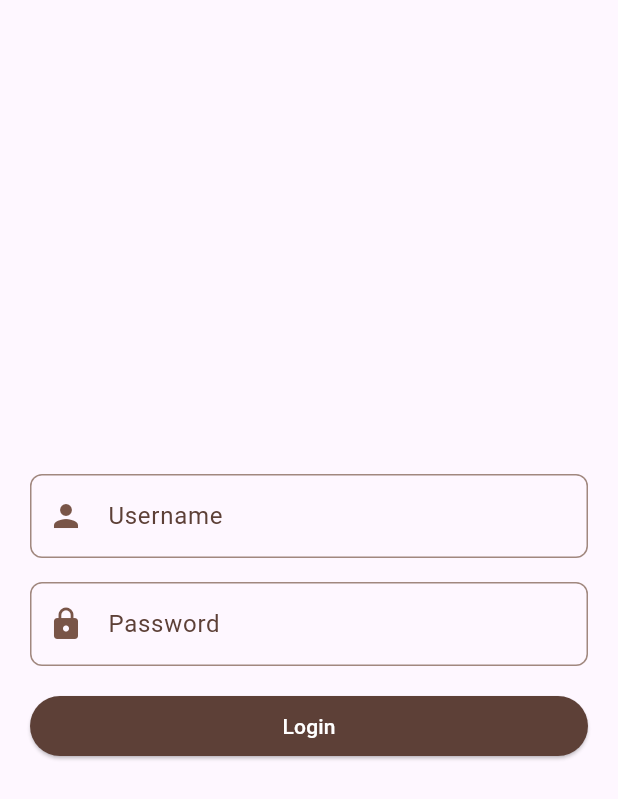
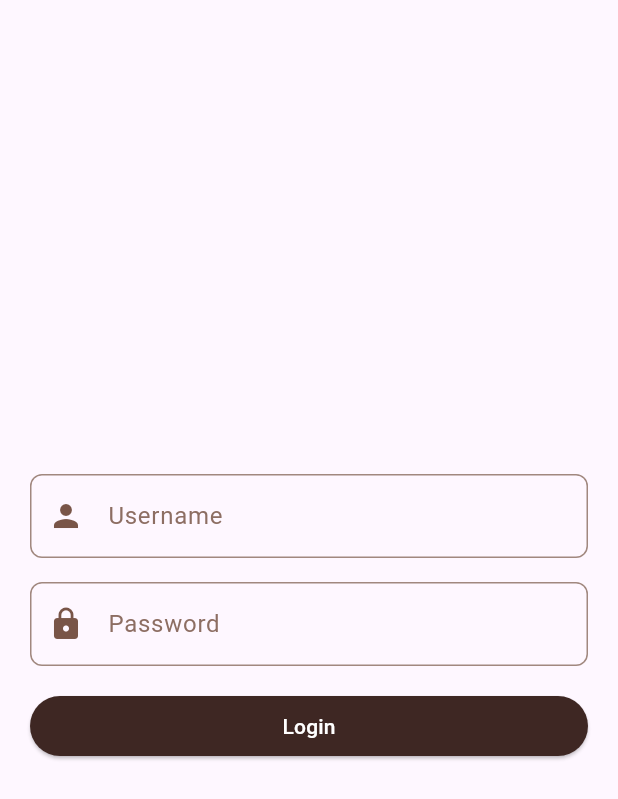
Before and after one commit to kanochiiyo/124230084_LatihanKuis, a Flutter app: the screen it shows after launch, after a tap on "Login", on a phone screen of 412 x 824 dp. Shown: the top 799 px of the screen. Run offline on Flutter 3.47's test engine with Material 3 defaults, Android fonts, the phone set to English and light mode, and no system bars.

```diff
--- a/lib/auth/login_page.dart
+++ b/lib/auth/login_page.dart
@@ -22,9 +22,9 @@ class _LoginPageState extends State<LoginPage> {
     if (_usernameController.text == username &&
         _passwordController.text == password) {
       // using pushReplacement so user cant go back to login screen unless pressing logout button
-      Navigator.of(
-        context,
-      ).pushReplacement(MaterialPageRoute(builder: (context) => HomePage()));
+      Navigator.of(context).pushReplacement(
+        MaterialPageRoute(builder: (context) => HomePage(user: username)),
+      );
     }
   }
 
@@ -41,7 +41,7 @@ class _LoginPageState extends State<LoginPage> {
               controller: _usernameController,
               decoration: InputDecoration(
                 labelText: "Username",
-                labelStyle: TextStyle(color: Color(0xFF5D4037)),
+                labelStyle: TextStyle(color: Color(0xFF8D6E63)),
                 prefixIcon: Icon(Icons.person, color: Color(0xFF795548)),
                 enabledBorder: OutlineInputBorder(
                   borderRadius: BorderRadius.all(Radius.circular(8.0)),
@@ -49,10 +49,10 @@ class _LoginPageState extends State<LoginPage> {
                 ),
                 focusedBorder: OutlineInputBorder(
                   borderRadius: BorderRadius.all(Radius.circular(8.0)),
-                  borderSide: BorderSide(color: Color(0xFF5D4037), width: 2),
+                  borderSide: BorderSide(color: Color(0xFF8D6E63), width: 2),
                 ),
               ),
-              cursorColor: Color(0xFF5D4037),
+              cursorColor: Color(0xFF8D6E63),
               style: TextStyle(color: Color(0xFF3E2723)),
             ),
             SizedBox(height: 16),
@@ -61,7 +61,7 @@ class _LoginPageState extends State<LoginPage> {
               obscureText: true,
               decoration: InputDecoration(
                 labelText: "Password",
-                labelStyle: TextStyle(color: Color(0xFF5D4037)),
+                labelStyle: TextStyle(color: Color(0xFF8D6E63)),
                 prefixIcon: Icon(Icons.lock, color: Color(0xFF795548)),
                 enabledBorder: OutlineInputBorder(
                   borderRadius: BorderRadius.all(Radius.circular(8.0)),
@@ -69,16 +69,16 @@ class _LoginPageState extends State<LoginPage> {
                 ),
                 focusedBorder: OutlineInputBorder(
                   borderRadius: BorderRadius.all(Radius.circular(8.0)),
-                  borderSide: BorderSide(color: Color(0xFF5D4037), width: 2),
+                  borderSide: BorderSide(color: Color(0xFF8D6E63), width: 2),
                 ),
               ),
-              cursorColor: Color(0xFF5D4037),
+              cursorColor: Color(0xFF8D6E63),
               style: TextStyle(color: Color(0xFF3E2723)),
             ),
             SizedBox(height: 16),
             ElevatedButton(
               style: ElevatedButton.styleFrom(
-                backgroundColor: Color(0xFF5D4037),
+                backgroundColor: Color(0xFF3E2723),
                 foregroundColor: Colors.white,
               ),
               onPressed: _login,
```
Also changed, not shown: lib/data/food_app_data.dart (added, +60 -0 lines), lib/models/food_app_model.dart (added, +13 -0 lines), lib/screen/detail_page.dart (added, +16 -0 lines), lib/screen/home_page.dart (+94 -8 lines), pubspec.yaml (+3 -4 lines), assets/images/donburi.jpg (added), assets/images/home_img.jpg (added), assets/images/katsu-curry.jpg (added), assets/images/okonomiyaki.jpg (added), assets/images/onigiri.jpg (added), assets/images/ramen.jpg (added), assets/images/sushi.jpg (added), assets/images/takoyaki.jpg (added), assets/images/tempura.jpg (added).
